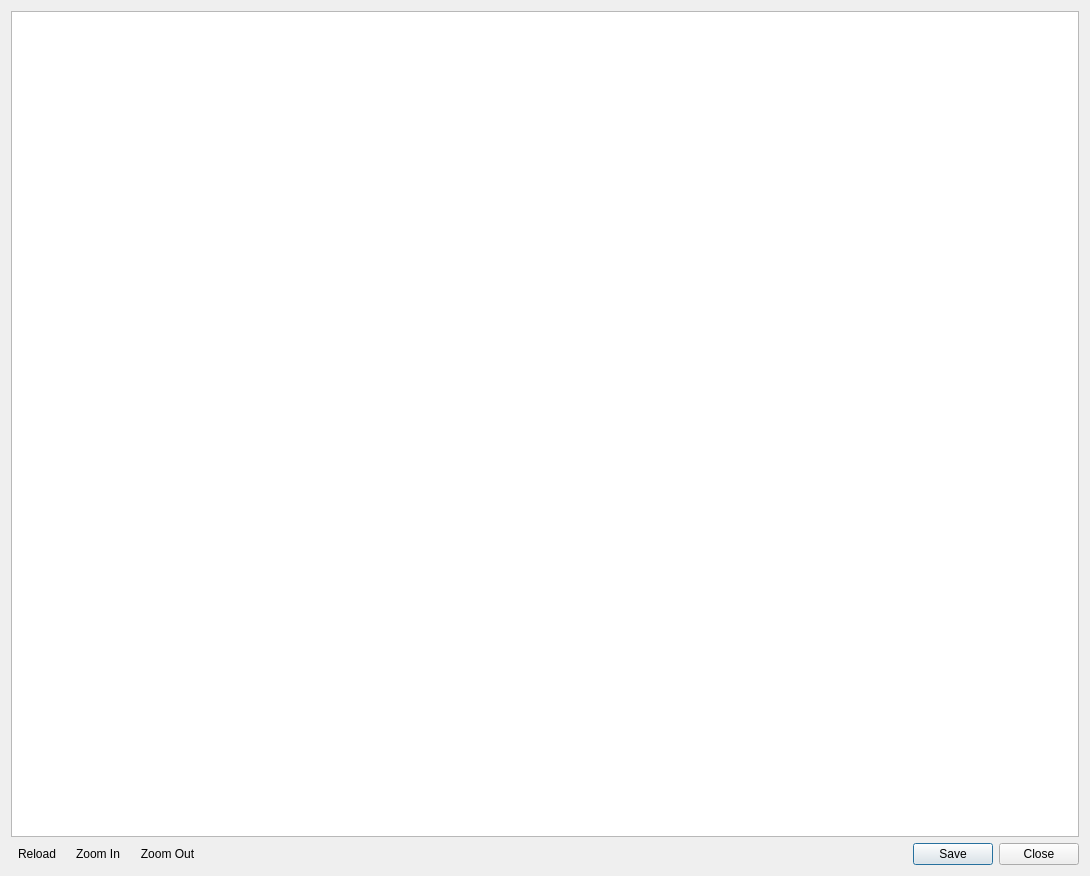
Above: ui/accuracy_assessment_dialog.ui from SMByC/AcATaMa before the change. Below: the same form after it.
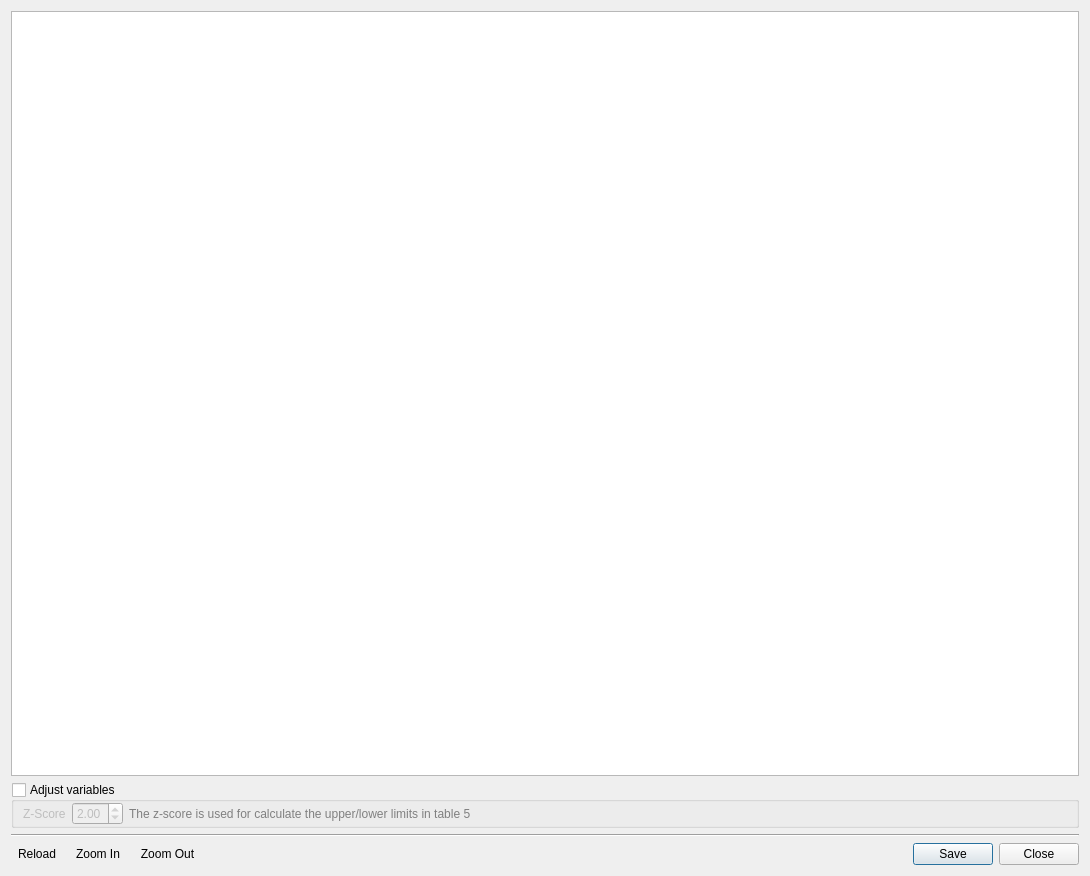
That is the form after the change. Icons and pictures are not drawn.

Commit message: Implemented the class area adjusted table in the assessment results with adjusted z-score by user

```diff
--- a/ui/accuracy_assessment_dialog.ui
+++ b/ui/accuracy_assessment_dialog.ui
@@ -28,6 +28,92 @@
      </property>
     </widget>
    </item>
+   <item>
+    <widget class="QGroupBox" name="groupBox">
+     <property name="title">
+      <string>Adjust variables</string>
+     </property>
+     <property name="flat">
+      <bool>true</bool>
+     </property>
+     <property name="checkable">
+      <bool>true</bool>
+     </property>
+     <property name="checked">
+      <bool>false</bool>
+     </property>
+     <layout class="QVBoxLayout" name="verticalLayout_2">
+      <property name="margin">
+       <number>0</number>
+      </property>
+      <item>
+       <widget class="QWidget" name="AdjustedVarsGroup" native="true">
+        <layout class="QGridLayout" name="gridLayout_2">
+         <property name="topMargin">
+          <number>0</number>
+         </property>
+         <property name="bottomMargin">
+          <number>0</number>
+         </property>
+         <item row="0" column="2">
+          <widget class="QLabel" name="label_2">
+           <property name="styleSheet">
+            <string notr="true">color: gray;</string>
+           </property>
+           <property name="text">
+            <string>The z-score is used for calculate the upper/lower limits in table 5</string>
+           </property>
+          </widget>
+         </item>
+         <item row="0" column="1">
+          <widget class="QDoubleSpinBox" name="z_score">
+           <property name="minimum">
+            <double>0.000000000000000</double>
+           </property>
+           <property name="maximum">
+            <double>4.000000000000000</double>
+           </property>
+           <property name="singleStep">
+            <double>0.010000000000000</double>
+           </property>
+           <property name="value">
+            <double>2.000000000000000</double>
+           </property>
+          </widget>
+         </item>
+         <item row="0" column="0">
+          <widget class="QLabel" name="label">
+           <property name="text">
+            <string>Z-Score</string>
+           </property>
+          </widget>
+         </item>
+         <item row="0" column="3">
+          <spacer name="horizontalSpacer">
+           <property name="orientation">
+            <enum>Qt::Horizontal</enum>
+           </property>
+           <property name="sizeHint" stdset="0">
+            <size>
+             <width>40</width>
+             <height>20</height>
+            </size>
+           </property>
+          </spacer>
+         </item>
+        </layout>
+       </widget>
+      </item>
+     </layout>
+    </widget>
+   </item>
+   <item>
+    <widget class="Line" name="line">
+     <property name="orientation">
+      <enum>Qt::Horizontal</enum>
+     </property>
+    </widget>
+   </item>
    <item>
     <widget class="QWidget" name="widget" native="true">
      <layout class="QHBoxLayout" name="horizontalLayout">
```
Left out of the diff: 28 changed lines with no effect on the pictures. The commit also changes 2 other files.
